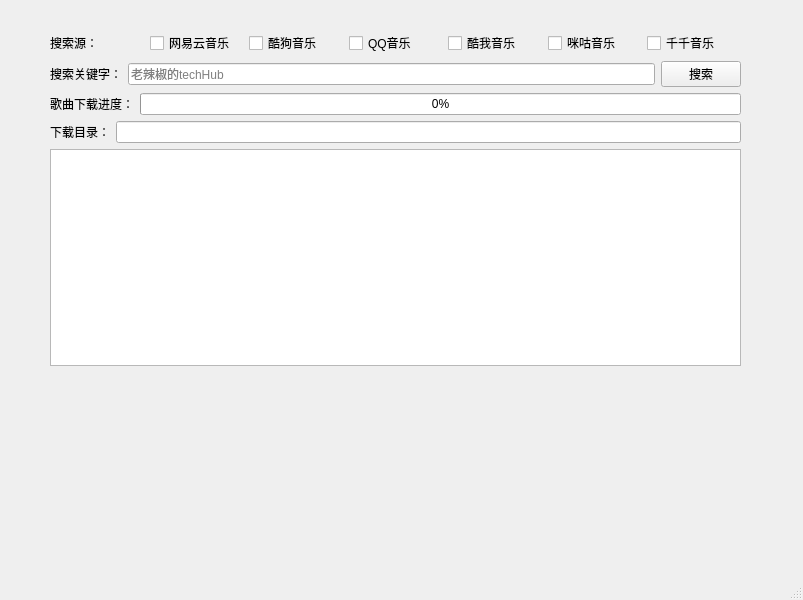
The window that python-gui/music_loader_gui/music_loader_gui.ui (songzigg/python-learn) describes before a commit, drawn with Qt 5.
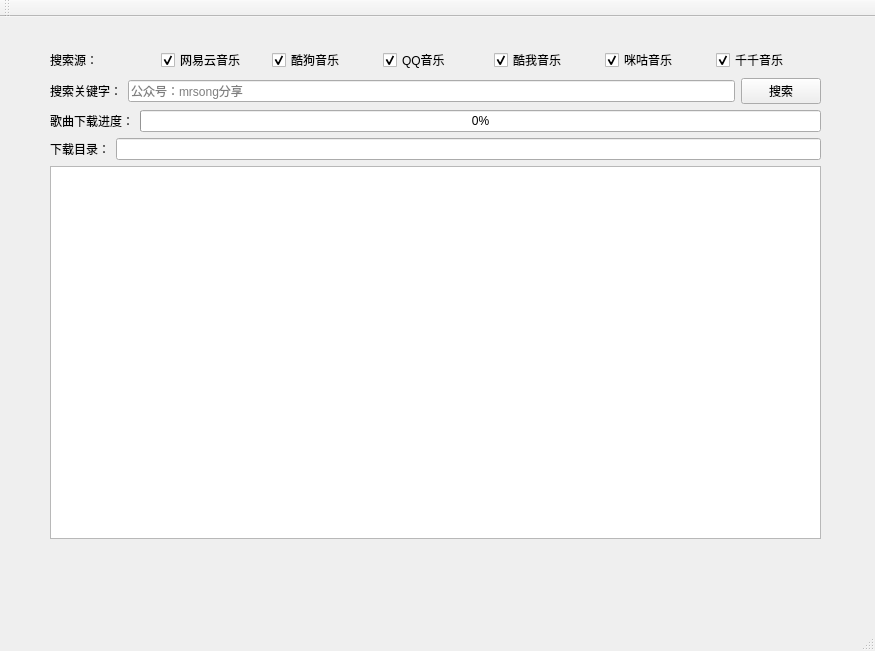
The same window after the commit.

Diff of the .ui file:
```diff
--- a/python-gui/music_loader_gui/music_loader_gui.ui
+++ b/python-gui/music_loader_gui/music_loader_gui.ui
@@ -6,21 +6,21 @@
    <rect>
     <x>0</x>
     <y>0</y>
-    <width>803</width>
-    <height>600</height>
+    <width>875</width>
+    <height>651</height>
    </rect>
   </property>
   <property name="windowTitle">
    <string>MainWindow</string>
   </property>
   <widget class="QWidget" name="centralwidget">
-   <widget class="QWidget" name="">
+   <widget class="QWidget" name="layoutWidget">
     <property name="geometry">
      <rect>
       <x>50</x>
       <y>31</y>
-      <width>691</width>
-      <height>335</height>
+      <width>771</width>
+      <height>491</height>
      </rect>
     </property>
     <layout class="QVBoxLayout" name="verticalLayout_3">
@@ -40,6 +40,9 @@
            <property name="text">
             <string>网易云音乐</string>
            </property>
+           <property name="checked">
+            <bool>true</bool>
+           </property>
           </widget>
          </item>
          <item>
@@ -47,6 +50,9 @@
            <property name="text">
             <string>酷狗音乐</string>
            </property>
+           <property name="checked">
+            <bool>true</bool>
+           </property>
           </widget>
          </item>
          <item>
@@ -54,6 +60,9 @@
            <property name="text">
             <string>QQ音乐</string>
            </property>
+           <property name="checked">
+            <bool>true</bool>
+           </property>
           </widget>
          </item>
          <item>
@@ -61,6 +70,9 @@
            <property name="text">
             <string>酷我音乐</string>
            </property>
+           <property name="checked">
+            <bool>true</bool>
+           </property>
           </widget>
          </item>
          <item>
@@ -68,6 +80,9 @@
            <property name="text">
             <string>咪咕音乐</string>
            </property>
+           <property name="checked">
+            <bool>true</bool>
+           </property>
           </widget>
          </item>
          <item>
@@ -75,6 +90,9 @@
            <property name="text">
             <string>千千音乐</string>
            </property>
+           <property name="checked">
+            <bool>true</bool>
+           </property>
           </widget>
          </item>
         </layout>
@@ -91,7 +109,7 @@
          <item>
           <widget class="QLineEdit" name="lineEdit">
            <property name="placeholderText">
-            <string>老辣椒的techHub</string>
+            <string>公众号：mrsong分享</string>
            </property>
           </widget>
          </item>
@@ -152,15 +170,16 @@
     </layout>
    </widget>
   </widget>
-  <widget class="QMenuBar" name="menubar">
-   <property name="geometry">
-    <rect>
-     <x>0</x>
-     <y>0</y>
-     <width>803</width>
-     <height>24</height>
-    </rect>
+  <widget class="QToolBar" name="toolBar">
+   <property name="windowTitle">
+    <string>toolBar</string>
    </property>
+   <attribute name="toolBarArea">
+    <enum>TopToolBarArea</enum>
+   </attribute>
+   <attribute name="toolBarBreak">
+    <bool>false</bool>
+   </attribute>
   </widget>
   <widget class="QStatusBar" name="statusbar"/>
  </widget>
```
Left out of the diff: 2 changed lines with no effect on the pictures.
